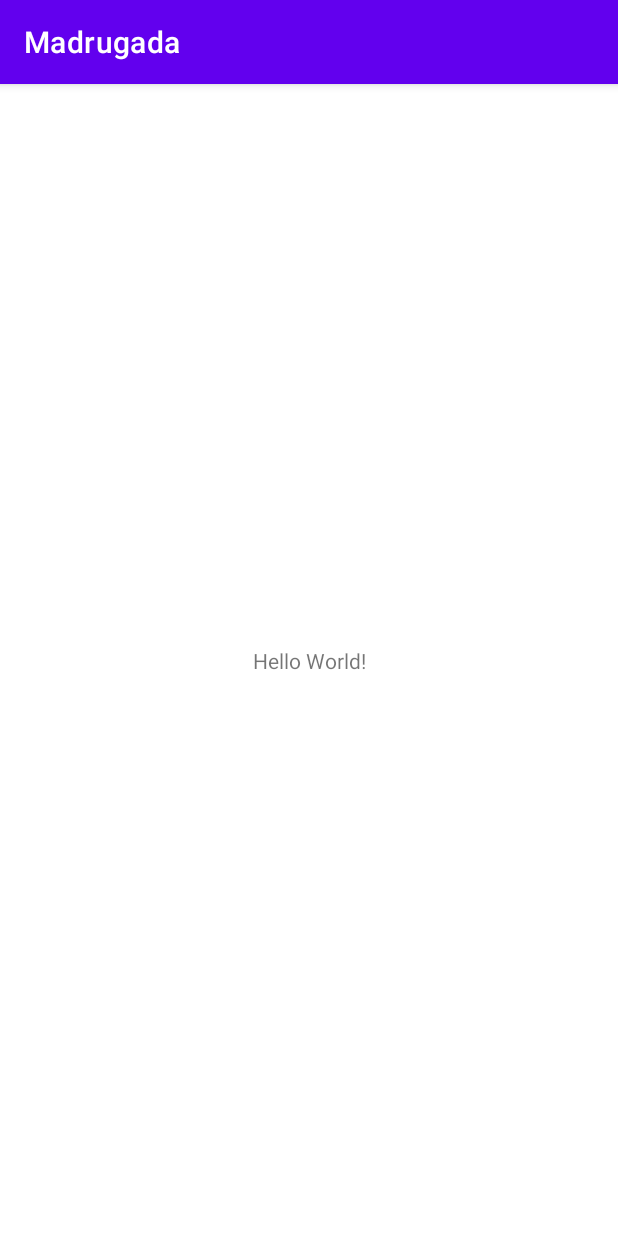
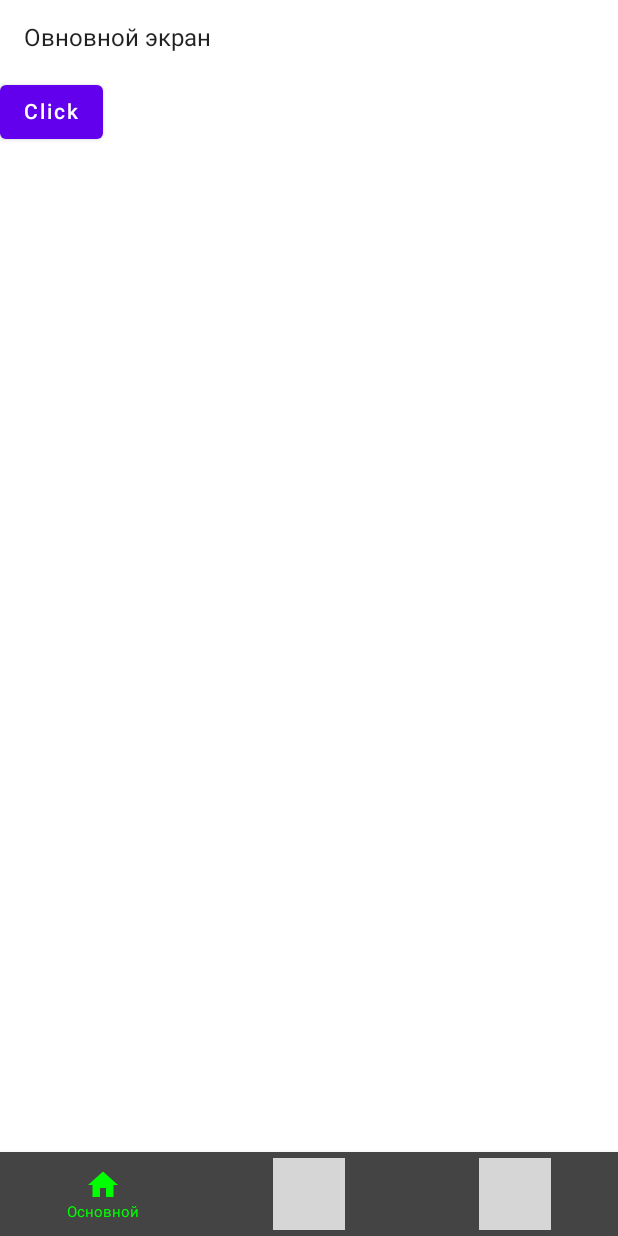
Before and after one commit to farkhodkh/madrugada, an Android app built with Jetpack Compose: the screen it shows after launch (MainActivity), on a phone screen of 412 x 824 dp. Run offline under Robolectric (Android 15) with nearby library versions, the phone set to English and light mode, and no system bars; 1 statement that could not run was skipped; grey boxes are pictures that could not be loaded.

Commit message:
Добавил библиотеки навигации, дефолтную тему, элементы тем, навигацию

```diff
--- a/app/src/main/java/ru/transitcard/madrugada/MainActivity.kt
+++ b/app/src/main/java/ru/transitcard/madrugada/MainActivity.kt
@@ -1,11 +1,58 @@
 package ru.transitcard.madrugada
 
-import androidx.appcompat.app.AppCompatActivity
 import android.os.Bundle
+import androidx.activity.ComponentActivity
+import androidx.activity.compose.setContent
+import androidx.compose.material.ExperimentalMaterialApi
+import androidx.compose.material.Scaffold
+import androidx.compose.material.icons.Icons
+import androidx.compose.material.icons.filled.*
+import androidx.navigation.compose.rememberNavController
+import ru.transitcard.madrugada.navigation.BottomBarItem
+import ru.transitcard.madrugada.navigation.BottomNavigationController
+import ru.transitcard.madrugada.navigation.Navigation
+import ru.transitcard.madrugada.navigation.Screens
+import ru.transitcard.madrugada.ui.BottomNavWithBadgesTheme
 
-class MainActivity : AppCompatActivity() {
+class MainActivity : ComponentActivity() {
+    @ExperimentalMaterialApi
     override fun onCreate(savedInstanceState: Bundle?) {
         super.onCreate(savedInstanceState)
-        setContentView(R.layout.activity_main)
+        setContent {
+            BottomNavWithBadgesTheme {
+                val navController = rememberNavController()
+                Scaffold(
+                    bottomBar = {
+                        BottomNavigationController(
+                            items = listOf(
+                                BottomBarItem(
+                                    name = "Основной",
+                                    route = Screens.MainScreen.route,
+                                    icon = Icons.Default.Home
+                                ),
+                                BottomBarItem(
+                                    name = "Продажи",
+                                    route = Screens.ShoppingChartScreen.route,
+                                    icon = Icons.Default.ShoppingCart,
+                                    badgeCount = 3
+                                ),
+                                BottomBarItem(
+                                    name = "Настройки",
+                                    route = Screens.SettingsScreen.route,
+                                    icon = Icons.Default.Settings,
+                                    badgeCount = 2
+                                ),
+                            ),
+                            navController = navController,
+                            onItemClick = {
+                                navController.navigate(it.route)
+                            }
+                        )
+                    }
+                ) {
+                    Navigation(navController = navController)
+                }
+            }
+        }
     }
 }
--- /dev/null
+++ b/app/src/main/java/ru/transitcard/madrugada/navigation/BottomBarItem.kt
@@ -0,0 +1,10 @@
+package ru.transitcard.madrugada.navigation
+
+import androidx.compose.ui.graphics.vector.ImageVector
+
+data class BottomBarItem(
+    val name: String,
+    val route: String,
+    val icon: ImageVector,
+    val badgeCount: Int = 0
+)
--- /dev/null
+++ b/app/src/main/java/ru/transitcard/madrugada/navigation/BottomNavigationController.kt
@@ -0,0 +1,86 @@
+package ru.transitcard.madrugada.navigation
+
+import androidx.compose.foundation.layout.Column
+import androidx.compose.material.*
+import androidx.compose.runtime.Composable
+import androidx.compose.ui.Alignment
+import androidx.compose.ui.Modifier
+import androidx.compose.ui.graphics.Color
+import androidx.compose.ui.text.style.TextAlign
+import androidx.compose.ui.unit.dp
+import androidx.compose.ui.unit.sp
+import androidx.navigation.NavController
+import androidx.navigation.NavHostController
+import androidx.navigation.compose.NavHost
+import androidx.navigation.compose.composable
+import androidx.navigation.compose.currentBackStackEntryAsState
+import ru.transitcard.madrugada.ui.views.ShoppingChartScreen
+
+@ExperimentalMaterialApi
+@Composable
+fun BottomNavigationController(
+    items: List<BottomBarItem>,
+    navController: NavController,
+    modifier: Modifier = Modifier,
+    onItemClick: (BottomBarItem) -> Unit
+) {
+    val backStackEntry = navController.currentBackStackEntryAsState()
+    BottomNavigation(
+        modifier = modifier,
+        backgroundColor = Color.DarkGray,
+        elevation = 5.dp
+    ) {
+        items.forEach { item ->
+            val selected = item.route == backStackEntry.value?.destination?.route
+            BottomNavigationItem(
+                selected = selected,
+                onClick = { onItemClick(item) },
+                selectedContentColor = Color.Green,
+                unselectedContentColor = Color.Gray,
+                icon = {
+                    Column(horizontalAlignment = Alignment.CenterHorizontally) {
+                        if (item.badgeCount > 0) {
+                            BadgeBox(
+                                badgeContent = {
+                                    Text(text = item.badgeCount.toString())
+                                }
+                            ) {
+                                Icon(
+                                    imageVector = item.icon,
+                                    contentDescription = item.name
+                                )
+                            }
+                        } else {
+                            Icon(
+                                imageVector = item.icon,
+                                contentDescription = item.name
+                            )
+                        }
+                        if (selected) {
+                            Text(
+                                text = item.name,
+                                textAlign = TextAlign.Center,
+                                fontSize = 10.sp
+                            )
+                        }
+                    }
+                }
+            )
+        }
+    }
+}
+
+@Composable
+fun Navigation(navController: NavHostController) {
+    NavHost(navController = navController, startDestination = Screens.MainScreen.route) {
+        composable(Screens.MainScreen.route) {
+            HomeScreen({})
+        }
+        composable(Screens.ShoppingChartScreen.route) {
+            ShoppingChartScreen({})
+        }
+        composable(Screens.SettingsScreen.route) {
+            SettingsScreen({})
+        }
+    }
+}
--- /dev/null
+++ b/app/src/main/java/ru/transitcard/madrugada/navigation/Screens.kt
@@ -0,0 +1,16 @@
+package ru.transitcard.madrugada.navigation
+
+sealed class Screens(val route: String) {
+    object MainScreen : Screens("main_screen")
+    object ShoppingChartScreen : Screens("shopping_chart_screen")
+    object SettingsScreen : Screens("setting_screen")
+
+    fun withArgs(vararg args: String): String {
+        return buildString {
+            append(route)
+            args.forEach { arg ->
+                append("/$arg")
+            }
+        }
+    }
+}
--- /dev/null
+++ b/app/src/main/java/ru/transitcard/madrugada/ui/defaults/Color.kt
@@ -0,0 +1,8 @@
+package ru.transitcard.madrugada.ui
+
+import androidx.compose.ui.graphics.Color
+
+val Purple200 = Color(0xFFBB86FC)
+val Purple500 = Color(0xFF6200EE)
+val Purple700 = Color(0xFF3700B3)
+val Teal200 = Color(0xFF03DAC5)
--- /dev/null
+++ b/app/src/main/java/ru/transitcard/madrugada/ui/defaults/Shape.kt
@@ -0,0 +1,11 @@
+package ru.transitcard.madrugada.ui
+
+import androidx.compose.foundation.shape.RoundedCornerShape
+import androidx.compose.material.Shapes
+import androidx.compose.ui.unit.dp
+
+val Shapes = Shapes(
+    small = RoundedCornerShape(4.dp),
+    medium = RoundedCornerShape(4.dp),
+    large = RoundedCornerShape(0.dp)
+)
--- /dev/null
+++ b/app/src/main/java/ru/transitcard/madrugada/ui/defaults/Theme.kt
@@ -0,0 +1,44 @@
+package ru.transitcard.madrugada.ui
+
+import androidx.compose.foundation.isSystemInDarkTheme
+import androidx.compose.material.MaterialTheme
+import androidx.compose.material.darkColors
+import androidx.compose.material.lightColors
+import androidx.compose.runtime.Composable
+
+private val DarkColorPalette = darkColors(
+    primary = Purple200,
+    primaryVariant = Purple700,
+    secondary = Teal200
+)
+
+private val LightColorPalette = lightColors(
+    primary = Purple500,
+    primaryVariant = Purple700,
+    secondary = Teal200
+
+    /* Other default colors to override
+    background = Color.White,
+    surface = Color.White,
+    onPrimary = Color.White,
+    onSecondary = Color.Black,
+    onBackground = Color.Black,
+    onSurface = Color.Black,
+    */
+)
+
+@Composable
+fun BottomNavWithBadgesTheme(darkTheme: Boolean = isSystemInDarkTheme(), content: @Composable() () -> Unit) {
+    val colors = if (darkTheme) {
+        DarkColorPalette
+    } else {
+        LightColorPalette
+    }
+
+    MaterialTheme(
+        colors = colors,
+        typography = Typography,
+        shapes = Shapes,
+        content = content
+    )
+}
--- /dev/null
+++ b/app/src/main/java/ru/transitcard/madrugada/ui/defaults/Type.kt
@@ -0,0 +1,28 @@
+package ru.transitcard.madrugada.ui
+
+import androidx.compose.material.Typography
+import androidx.compose.ui.text.TextStyle
+import androidx.compose.ui.text.font.FontFamily
+import androidx.compose.ui.text.font.FontWeight
+import androidx.compose.ui.unit.sp
+
+// Set of Material typography styles to start with
+val Typography = Typography(
+    body1 = TextStyle(
+        fontFamily = FontFamily.Default,
+        fontWeight = FontWeight.Normal,
+        fontSize = 16.sp
+    )
+    /* Other default text styles to override
+    button = TextStyle(
+        fontFamily = FontFamily.Default,
+        fontWeight = FontWeight.W500,
+        fontSize = 14.sp
+    ),
+    caption = TextStyle(
+        fontFamily = FontFamily.Default,
+        fontWeight = FontWeight.Normal,
+        fontSize = 12.sp
+    )
+    */
+)
--- /dev/null
+++ b/app/src/main/java/ru/transitcard/madrugada/ui/views/HomeScreen.kt
@@ -0,0 +1,30 @@
+package ru.transitcard.madrugada.navigation
+
+import androidx.compose.foundation.layout.*
+import androidx.compose.material.Button
+import androidx.compose.material.Text
+import androidx.compose.runtime.Composable
+import androidx.compose.ui.Modifier
+import androidx.compose.ui.unit.dp
+
+@Composable
+fun HomeScreen(
+    onClickListener: (String) -> Unit
+) {
+    Column(
+        modifier = Modifier.fillMaxSize()
+    ) {
+
+        Text(
+            text ="Овновной экран",
+            modifier = Modifier
+                .fillMaxWidth()
+                .padding(16.dp)
+        )
+
+
+        Button(onClick = { onClickListener.invoke(Screens.MainScreen.route) }) {
+            Text(text ="Click")
+        }
+    }
+}
--- a/build.gradle.kts
+++ b/build.gradle.kts
@@ -1,6 +1,6 @@
 // Top-level build file where you can add configuration options common to all sub-projects/modules.
 plugins {
-    id("com.android.application") version "7.3.1" apply false
-    id("com.android.library") version "7.3.1" apply false
-    kotlin("android") version "1.7.20" apply false
+    id("com.android.application") version Versions.androidApplication apply false
+    id("com.android.library") version Versions.androidApplication apply false
+    kotlin("android") version Versions.kotlinAndroid apply false
 }
```
Also changed, not shown: app/build.gradle.kts (+24 -13 lines), app/src/main/java/ru/transitcard/madrugada/navigation/NavigationController.kt (added, +28 -0 lines), app/src/main/java/ru/transitcard/madrugada/ui/views/SettingsScreen.kt (added, +28 -0 lines), app/src/main/java/ru/transitcard/madrugada/ui/views/ShoppingChartScreen.kt (added, +28 -0 lines), buildSrc/src/main/java/Dependencies.kt (+28 -8 lines), 2 other files.
